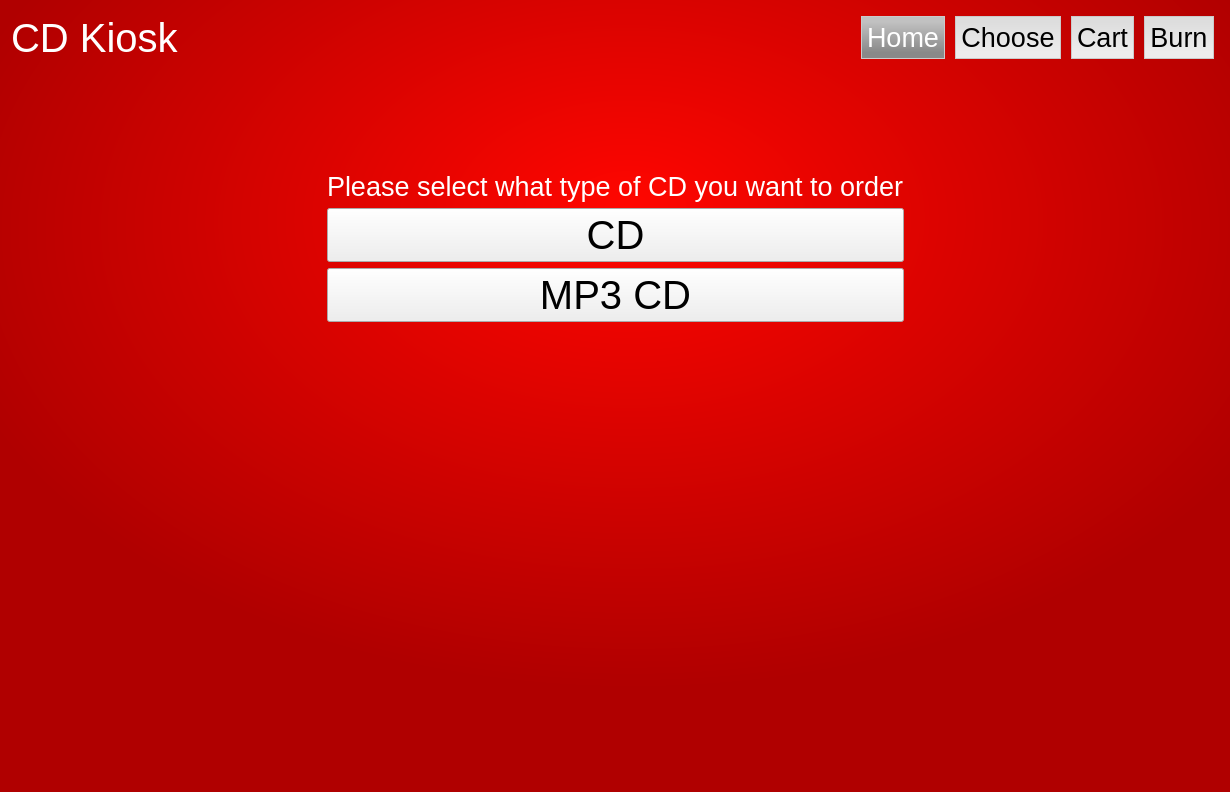
Qt form gui/mainwindow.ui (narrowtux/CDKiosk) before a commit.
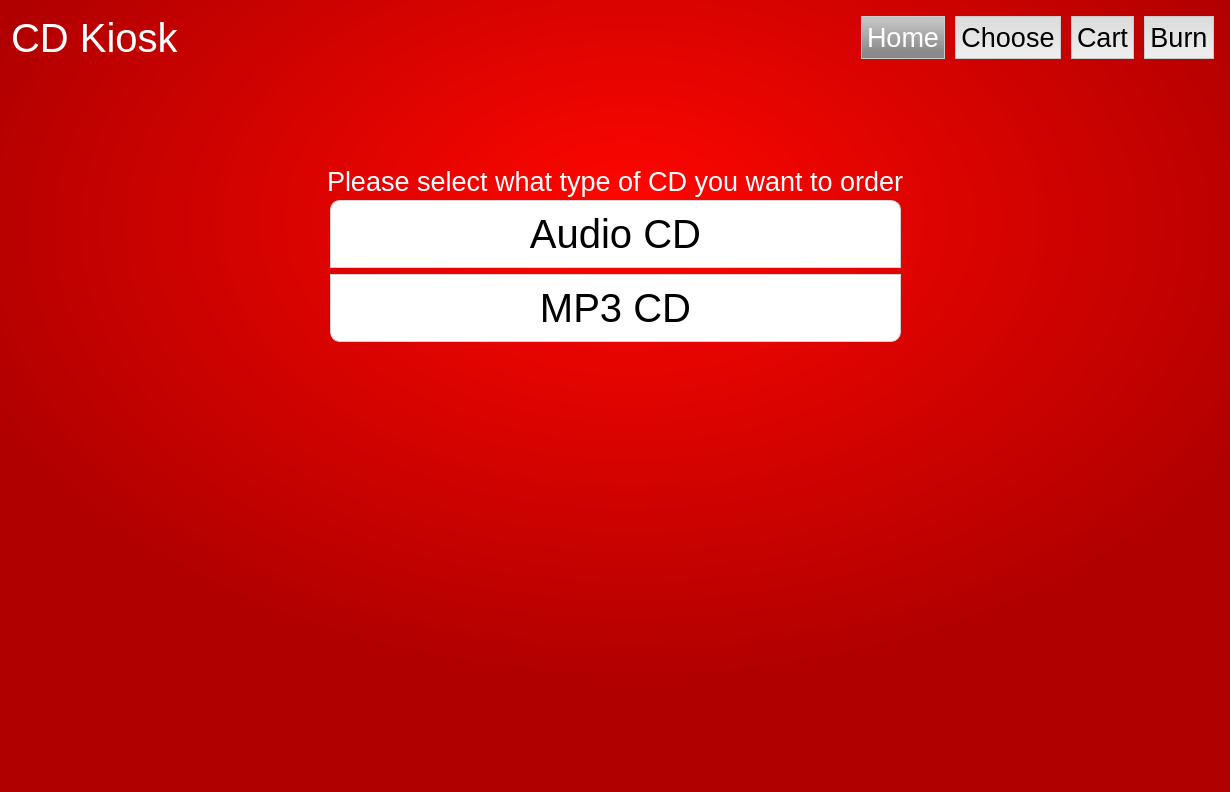
The same form after that commit. The open tabs and pages were chosen to show the change. Icons and pictures are not drawn.

Diff of the .ui file:
```diff
--- a/gui/mainwindow.ui
+++ b/gui/mainwindow.ui
@@ -19,6 +19,20 @@
 }
 .QLabel {
 	color: white;
+}
+
+.QPushButton {
+	font-size:30pt; 
+	background: white;
+	color: black;
+	border: 1px solid lightgray;
+	padding: 10px;
+	margin: 3px;
+}
+
+.QPushButton:pressed {
+	background: qlineargradient(spread:pad, x1:0, y1:1, x2:0, y2:0, stop:0 rgba(255, 6, 0, 255), stop:0.600985 rgba(176, 0, 0, 255));
+	color:white;
 }</string>
   </property>
   <widget class="QWidget" name="centralWidget">
@@ -192,6 +206,9 @@
         </item>
         <item>
          <layout class="QVBoxLayout" name="verticalLayout_9" stretch="1,0,0,0,5">
+          <property name="spacing">
+           <number>0</number>
+          </property>
           <item>
            <spacer name="verticalSpacer_2">
             <property name="orientation">
@@ -217,30 +234,24 @@
           </item>
           <item>
            <widget class="QPushButton" name="pushCD">
-            <property name="minimumSize">
-             <size>
-              <width>0</width>
-              <height>54</height>
-             </size>
-            </property>
             <property name="styleSheet">
-             <string notr="true">font-size:30pt; </string>
+             <string notr="true">.QPushButton {
+	border-top-left-radius: 10px;
+	border-top-right-radius: 10px;
+}</string>
             </property>
             <property name="text">
-             <string>CD</string>
+             <string>Audio CD</string>
             </property>
            </widget>
           </item>
           <item>
            <widget class="QPushButton" name="pushMP3">
-            <property name="minimumSize">
-             <size>
-              <width>0</width>
-              <height>54</height>
-             </size>
-            </property>
             <property name="styleSheet">
-             <string notr="true">font-size:30pt; </string>
+             <string notr="true">.QPushButton {
+	border-bottom-left-radius: 10px;
+	border-bottom-right-radius: 10px;
+}</string>
             </property>
             <property name="text">
              <string>MP3 CD</string>
```
Left out of the diff: 23 changed lines with no effect on the pictures.
